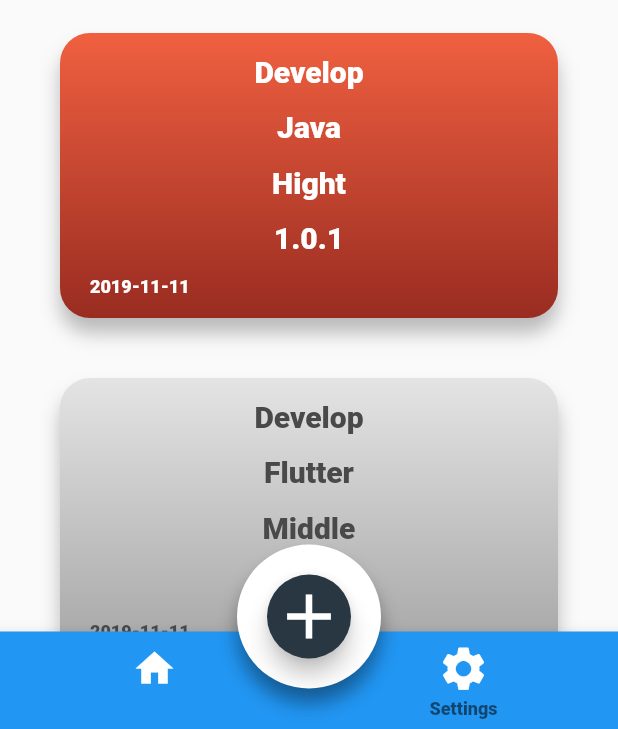
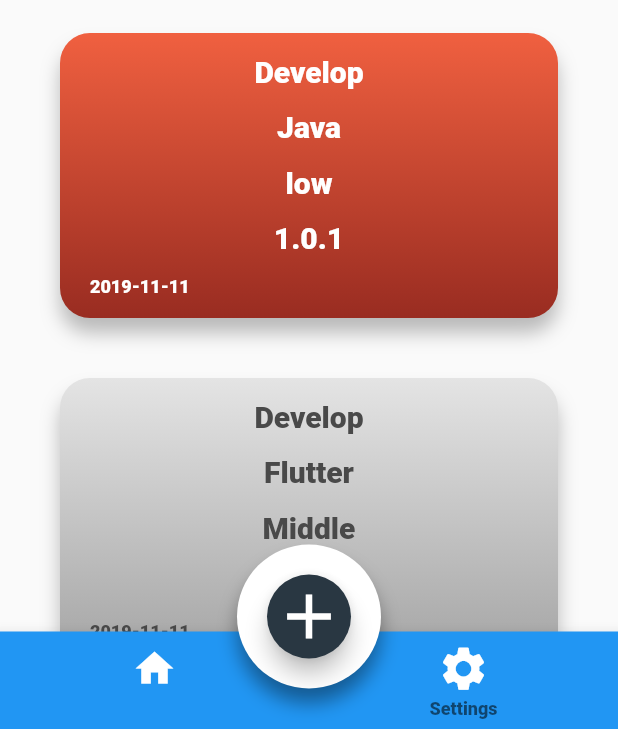
Before and after one commit to sebasbeleno/IG-Skills, a Flutter app: the Home screen opened directly with empty values, on a phone screen of 412 x 824 dp, the part 507-1236 px from its top. Run offline on Flutter 3.47's test engine with Material 2 defaults, Android fonts, the phone set to English and light mode, and no system bars; our stand-ins replace rxdart; network calls fail; statements that could not run were skipped.

Commit message:
se modifica letra de diplomas

```diff
--- a/lib/src/pages/home.dart
+++ b/lib/src/pages/home.dart
@@ -231,7 +231,7 @@ List<Widget> lista(BuildContext context, List<dynamic> data) {
       case 1:
         color = color3;
         colortext = colorTexHigh;
-        text = "Low";
+        text = "Hight";
         break;
       case 2:
         color = color2;
@@ -241,7 +241,7 @@ List<Widget> lista(BuildContext context, List<dynamic> data) {
       case 3:
         color = color1;
         colortext = colorTexLow;
-        text = "Hight";
+        text = "low";
         break;
     }
 
```
